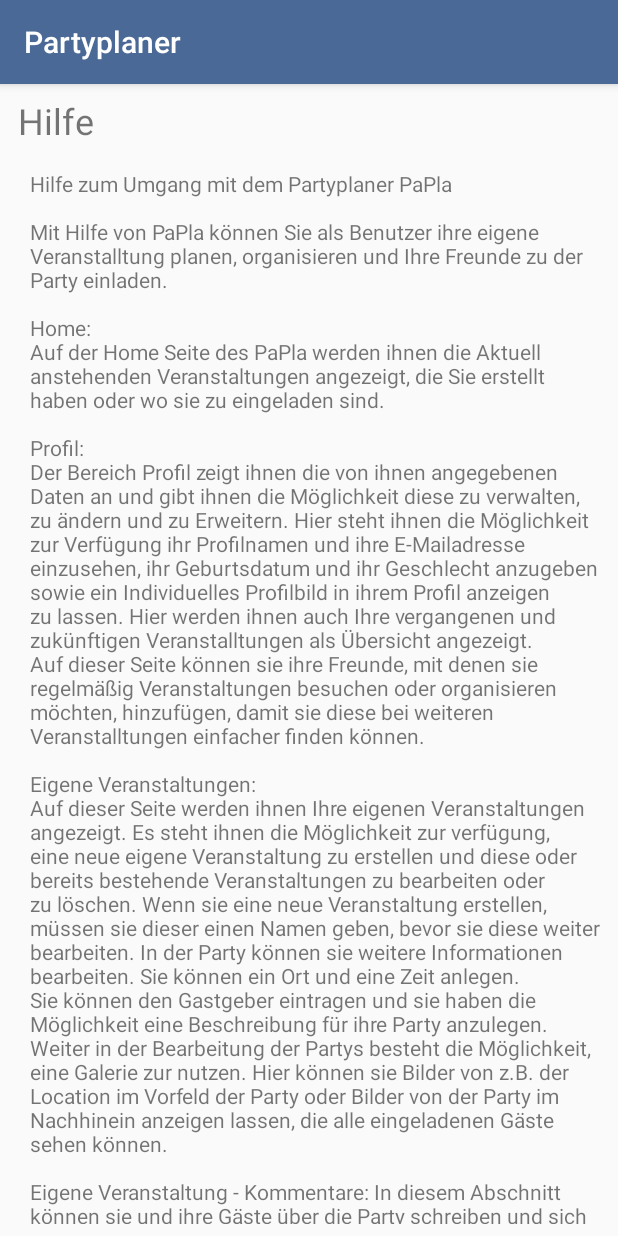
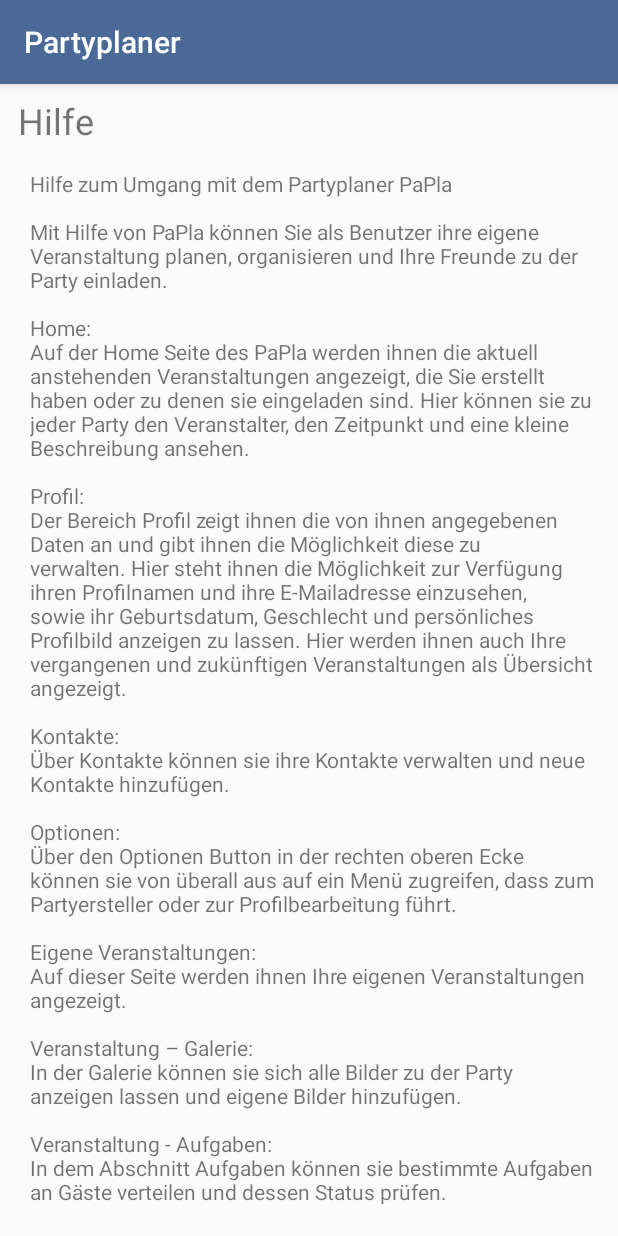
Before and after one commit to FHBielefeld-IFM-WS1718-SWEng1/AndroidApp, an Android app: the fragment HelpFragment shown on its own in the app's theme, on a phone screen of 412 x 824 dp. Run offline under Robolectric (Android 15) with nearby library versions, the phone set to English and light mode, and no system bars.

Commit message:
Help Update

```diff
--- a/app/src/main/res/values/stringimprint.xml
+++ b/app/src/main/res/values/stringimprint.xml
@@ -3,29 +3,44 @@
     <string name="ImpressumText">Impressum</string>
     <string name="HelpHead">Hilfe</string>
     <string name="HelpText">Hilfe zum Umgang mit dem Partyplaner "PaPla"
-\n\nMit Hilfe von PaPla können Sie als Benutzer ihre eigene Veranstalltung planen, organisieren und Ihre Freunde zu der Party einladen.
-\n\nHome:
-\nAuf der Home Seite des PaPla werden ihnen die Aktuell anstehenden Veranstaltungen angezeigt, die Sie erstellt haben oder wo sie zu eingeladen sind.
-\n\nProfil:
-\nDer Bereich Profil zeigt ihnen die von ihnen angegebenen Daten an und gibt ihnen die Möglichkeit diese zu verwalten, zu ändern und zu Erweitern. Hier steht ihnen die Möglichkeit zur Verfügung ihr Profilnamen und ihre E-Mailadresse einzusehen, ihr Geburtsdatum und ihr Geschlecht anzugeben sowie ein Individuelles Profilbild in ihrem Profil anzeigen zu lassen.
-Hier werden ihnen auch Ihre vergangenen und zukünftigen Veranstalltungen als Übersicht angezeigt.
-Auf dieser Seite können sie ihre Freunde, mit denen sie regelmäßig Veranstaltungen besuchen oder organisieren möchten, hinzufügen, damit sie diese bei weiteren Veranstalltungen einfacher finden können.
-\n\nEigene Veranstaltungen:
-\nAuf dieser Seite werden ihnen Ihre eigenen Veranstaltungen angezeigt. Es steht ihnen die Möglichkeit zur verfügung, eine neue eigene Veranstaltung zu erstellen und diese oder bereits bestehende Veranstaltungen zu bearbeiten oder zu löschen.
-Wenn sie eine neue Veranstaltung erstellen, müssen sie dieser einen Namen geben, bevor sie diese weiter bearbeiten.
-In der Party können sie weitere Informationen bearbeiten. Sie können ein Ort und eine Zeit anlegen. Sie können den Gastgeber eintragen und sie haben die Möglichkeit eine Beschreibung für ihre Party anzulegen.
-Weiter in der Bearbeitung der Partys besteht die Möglichkeit, eine Galerie zur nutzen. Hier können sie Bilder von z.B. der Location im Vorfeld der Party oder Bilder von der Party im Nachhinein anzeigen lassen, die alle eingeladenen Gäste sehen können.
-\n\nEigene Veranstaltung - Kommentare: In diesem Abschnitt können sie und ihre Gäste über die Party schreiben und sich austauschen.
-\n\nEigene Veranstaltung - Aufgabenliste: In diesem Abschnitt können sie Aufgaben an ihre Gäste verteilen.
-\nAls Beispiel: zum Grilabend soll jemand Marshmallows, Schokolade und Kekse mitbringen
-\n\nEigene Veranstaltung - Gästeliste:
-\nIn diesem Abschnitt können sie ihre eingeladenen Gäste einsehen.
-\n\nEigene Veranstaltung - To-Do-Liste:
-\nIn diesem Abschnitt können sie ihre Aufgaben übersichtlich gestalten ung ggf eine Kostenübersicht erstellen.
-\n\nEigene Veranstaltung - Abstimmung:
+\n
+\nMit Hilfe von PaPla können Sie als Benutzer ihre eigene Veranstaltung planen, organisieren und Ihre Freunde zu der Party einladen.
+\n
+\nHome:
+\nAuf der Home Seite des PaPla werden ihnen die aktuell anstehenden Veranstaltungen angezeigt, die Sie erstellt haben oder zu denen sie eingeladen sind. Hier können sie zu jeder Party den Veranstalter, den Zeitpunkt und eine kleine Beschreibung ansehen.
+\n
+\nProfil:
+\nDer Bereich Profil zeigt ihnen die von ihnen angegebenen Daten an und gibt ihnen die Möglichkeit diese zu verwalten. Hier steht ihnen die Möglichkeit zur Verfügung ihren Profilnamen und ihre E-Mailadresse einzusehen, sowie ihr Geburtsdatum, Geschlecht und persönliches Profilbild anzeigen zu lassen.
+Hier werden ihnen auch Ihre vergangenen und zukünftigen Veranstaltungen als Übersicht angezeigt.
+\n
+\nKontakte:
+\nÜber Kontakte können sie ihre Kontakte verwalten und neue Kontakte hinzufügen.
+\n
+\nOptionen:
+\nÜber den Optionen Button in der rechten oberen Ecke können sie von überall aus auf ein Menü zugreifen, dass zum Partyersteller oder zur Profilbearbeitung führt.
+\n
+\nEigene Veranstaltungen:
+\nAuf dieser Seite werden ihnen Ihre eigenen Veranstaltungen angezeigt.
+\n
+\nVeranstaltung – Galerie:
+\nIn der Galerie können sie sich alle Bilder zu der Party anzeigen lassen und eigene Bilder hinzufügen.
+\n
+\nVeranstaltung - Aufgaben:
+\nIn dem Abschnitt Aufgaben können sie bestimmte Aufgaben an Gäste verteilen und dessen Status prüfen.
+\n
+\nVeranstaltung - ToDo-Liste:
+\nIn der ToDo-Liste können sie eigenen Aufgaben für sich selber eintragen und verwalten.
+\n
+\nVeranstaltung - Gäste:
+\nÜber den Abschnitt Gäste können sie Gäste einladen und einsehen, wer zu ihrer Party zu- oder abgesagt hat.
+\n
+\nVeranstaltung - Abstimmung:
 \nIn diesem Abschnitt können sie und ihre Gäste über einige Eigenschaften ihrer Party abstimmen, falls Unklarheiten zu ihrer Party entstehen. Als Beispiel: Welche Pizza wird gewünscht?
-\n\nEigene Veranstaltung - Bewertung:
-\nIn diesem Abschnitt können sie und ihre Gäste ihre Party im Nachhinein bewerten. Was war gut? was war schlecht? </string>
+\n
+\nVeranstaltung - Bewertung:
+\nIn diesem Abschnitt können sie und ihre Gäste ihre Party im Nachhinein bewerten.
+\n
+\nVeranstaltung - Kommentare: In diesem Abschnitt können sie und ihre Gäste über die Party schreiben und sich austauschen. </string>
     <string name="StreetText">Limbreede 10</string>
     <string name="CityText">32289 Rödinghausen</string>
     <string name="ContactText">Ansprechpartner: Andre Matutat</string>
```
